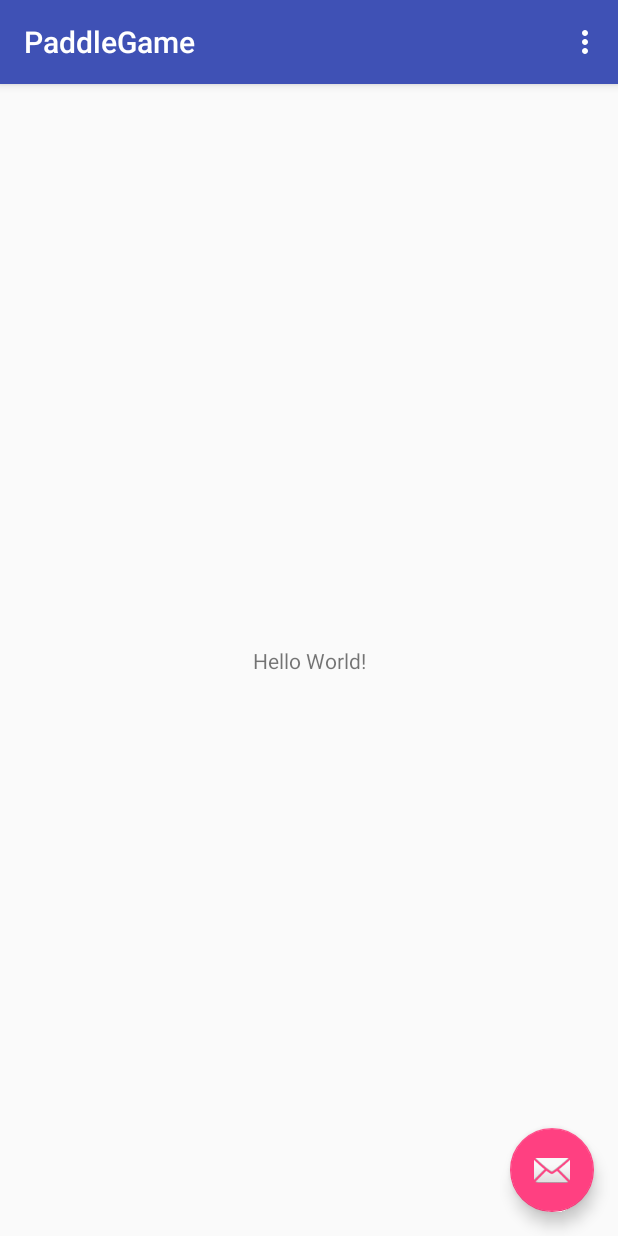
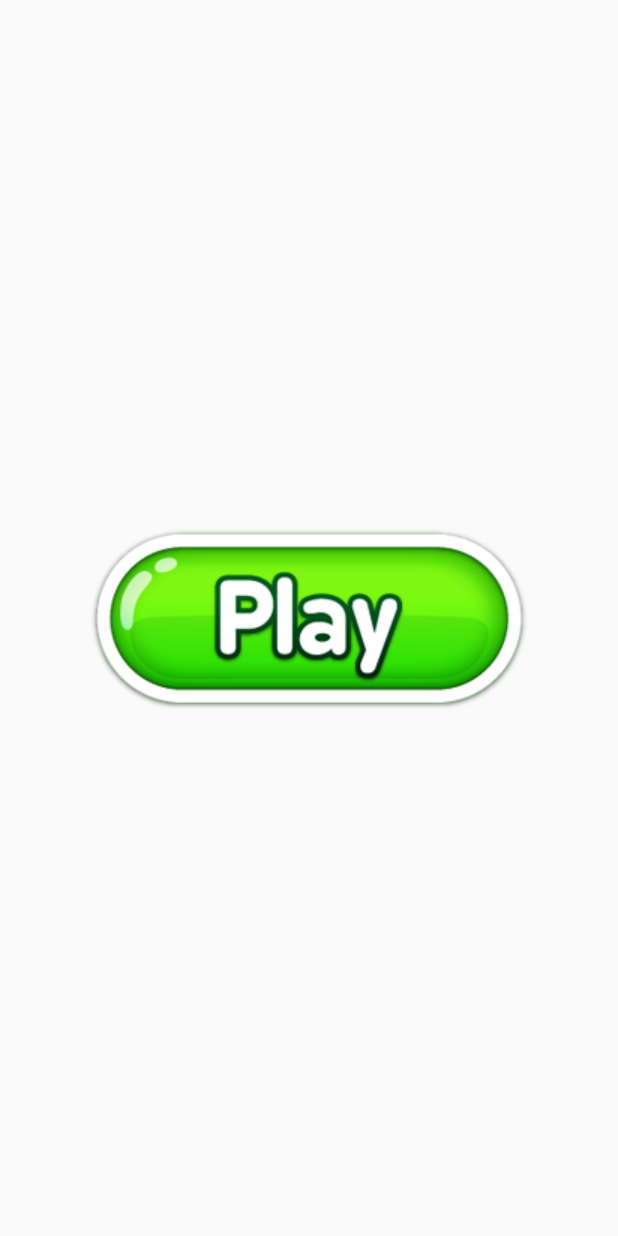
Before and after one commit to monisha-jeg/android_paddle_game, an Android app: the screen it shows after launch (HomeActivity before the commit, MainActivity after it), on a phone screen of 412 x 824 dp. Run offline under Robolectric (Android 15) with nearby library versions, the phone set to English and light mode, and no system bars.

Commit message:
Added play button image

```diff
--- a/app/src/main/AndroidManifest.xml
+++ b/app/src/main/AndroidManifest.xml
@@ -10,7 +10,7 @@
         android:supportsRtl="true"
         android:theme="@style/AppTheme">
         <activity
-            android:name=".HomeActivity"
+            android:name=".MainActivity"
             android:label="@string/app_name"
             android:theme="@style/AppTheme.NoActionBar">
             <intent-filter>
@@ -19,7 +19,7 @@
                 <category android:name="android.intent.category.LAUNCHER" />
             </intent-filter>
         </activity>
-        <activity android:name=".MainActivity" />
+        <activity android:name=".HomeActivity" />
         <activity android:name=".GameActivity"></activity>
     </application>
 
--- a/app/src/main/java/com/example/pop/paddlegame/HomeActivity.java
+++ b/app/src/main/java/com/example/pop/paddlegame/HomeActivity.java
@@ -18,14 +18,14 @@ public class HomeActivity extends AppCompatActivity {
         Toolbar toolbar = (Toolbar) findViewById(R.id.toolbar);
         setSupportActionBar(toolbar);
 
-        FloatingActionButton fab = (FloatingActionButton) findViewById(R.id.fab);
-        fab.setOnClickListener(new View.OnClickListener() {
-            @Override
-            public void onClick(View view) {
-                Snackbar.make(view, "Replace with your own action", Snackbar.LENGTH_LONG)
-                        .setAction("Action", null).show();
-            }
-        });
+//        FloatingActionButton fab = (FloatingActionButton) findViewById(R.id.fab);
+//        fab.setOnClickListener(new View.OnClickListener() {
+//            @Override
+//            public void onClick(View view) {
+//                Snackbar.make(view, "Replace with your own action", Snackbar.LENGTH_LONG)
+//                        .setAction("Action", null).show();
+//            }
+//        });
     }
 
     @Override
--- a/app/src/main/res/layout/activity_game.xml
+++ b/app/src/main/res/layout/activity_game.xml
@@ -6,4 +6,5 @@
     android:layout_height="match_parent"
     tools:context="com.example.pop.paddlegame.GameActivity">
 
+
 </android.support.constraint.ConstraintLayout>
--- a/app/src/main/res/layout/activity_home.xml
+++ b/app/src/main/res/layout/activity_home.xml
@@ -20,14 +20,8 @@
 
     </android.support.design.widget.AppBarLayout>
 
-    <include layout="@layout/content_home" />
-
-    <android.support.design.widget.FloatingActionButton
-        android:id="@+id/fab"
-        android:layout_width="wrap_content"
-        android:layout_height="wrap_content"
-        android:layout_gravity="bottom|end"
-        android:layout_margin="@dimen/fab_margin"
-        app:srcCompat="@android:drawable/ic_dialog_email" />
+    <include layout="@layout/content_home"
+        android:layout_height="match_parent"
+        android:layout_width="match_parent" />
 
 </android.support.design.widget.CoordinatorLayout>
--- a/app/src/main/res/layout/activity_main.xml
+++ b/app/src/main/res/layout/activity_main.xml
@@ -10,8 +10,13 @@
         android:layout_width="wrap_content"
         android:layout_height="wrap_content"
         android:id="@+id/buttonPlay"
-        android:background="@drawable/playnow"
-        android:layout_centerHorizontal="true" />
+        android:background="@drawable/playbutton"
+        android:layout_centerHorizontal="true"
+        tools:ignore="ContentDescription"
+        app:layout_constraintRight_toRightOf="parent"
+        app:layout_constraintLeft_toLeftOf="parent"
+        app:layout_constraintBottom_toBottomOf="parent"
+        app:layout_constraintTop_toTopOf="parent" />
 
 
 </android.support.constraint.ConstraintLayout>
```
Also changed, not shown: app/src/main/res/drawable/brick.png (added), app/src/main/res/drawable/playbutton.png (added).
